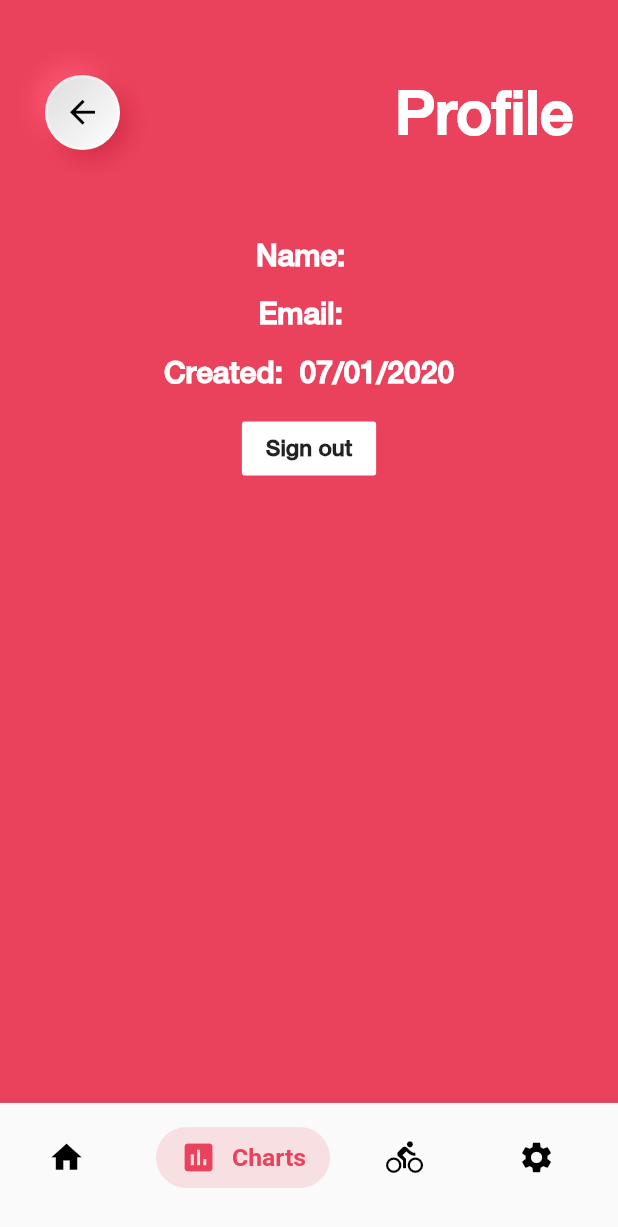
After one commit to aaniish/SmartMS3, a Flutter app: the screen it shows once a user with an empty profile is signed in, item 2 of the bottom bar chosen, after a tap on the "person" icon, on a phone screen of 412 x 824 dp. The commit adds this screen. Shown: the top 1227 px of the screen. Run offline on Flutter 3.47's test engine with Material 2 defaults, Android fonts, the light colour scheme and no system bars; drawn by our look-alikes of clay_containers; our stand-ins replace auto_size_text, cloud_firestore, firebase_auth, fl_chart, flutter_blue; missing offline and left inert: date_time_format, flutter_rounded_progress_bar, oscilloscope; accounts and stored records are empty.

Commit message:
profile page

```diff
--- a/lib/pages/datadisplay_page.dart
+++ b/lib/pages/datadisplay_page.dart
@@ -22,7 +22,7 @@ class SensorPage extends StatefulWidget {
 
 class _SensorPageState extends State<SensorPage> {
   List<double> emgData = [619, 620, 619, 620, 619, 619, 620, 619, 620, 619, 619, 620, 619, 619, 620, 619, 620, 619, 619, 620, 617, 616, 619, 617, 619, 610, 619, 612, 616, 616, 616, 613, 616, 618, 429, 435, 422, 424, 411, 384, 374, 317, 387, 423];
-  List<int> test = [462];
+  List<int> test = [26,1,0,0];
   final dateTime = new DateTime.now();
 
   String _dataParser(List<int> dataFromDevice) {
@@ -86,8 +86,9 @@ class _SensorPageState extends State<SensorPage> {
         'Muscle Group': muscleGroup
       });
     }
-
-    var currentValue = (test).toString();
+    String num = "980";
+    var c = utf8.encode(num);
+    var currentValue = _dataParser(c);
 
     return WillPopScope(
       onWillPop: () async => true,
--- a/lib/pages/homepage_screen.dart
+++ b/lib/pages/homepage_screen.dart
@@ -2,6 +2,7 @@ import 'package:clay_containers/clay_containers.dart';
 import 'package:flutter/material.dart';
 import 'package:smart_ms3/pages/bluetooth/mainBluetooth.dart';
 import 'package:smart_ms3/pages/charts_page.dart';
+import 'package:smart_ms3/pages/userProfile.dart';
 import 'package:smart_ms3/services/auth_service.dart';
 import 'package:smart_ms3/widgets/provider_widget.dart';
 
@@ -9,6 +10,18 @@ const Color redColor = const Color(0xFFEA425C);
 const Color lightRed = const Color(0xCCFF3E4D);
 const Color navColor = const Color(0xFFffebef);
 
+class Homepage extends StatelessWidget {
+  @override
+  Widget build(BuildContext context) {
+    return new MaterialApp(
+      debugShowCheckedModeBanner: false,
+      routes: <String, WidgetBuilder>{
+        '/profile': (BuildContext context) => ProfileView(),
+      },
+      home: HomepageScreen(),
+    );
+  }
+}
 
 class HomepageScreen extends StatelessWidget {
   @override
@@ -52,36 +65,6 @@ class HomepageScreen extends StatelessWidget {
                             fontFamily: 'HelveticaNeue',
                             fontWeight: FontWeight.bold,
                             fontSize: 20,
-                          ),
-                        ),
-                        Padding(
-                          padding: const EdgeInsets.only(left: 30),
-                          child: FlatButton(
-                            color: Colors.white,
-                            textColor: Colors.black,
-                            disabledColor: Colors.grey,
-                            disabledTextColor: Colors.black,
-                            padding: EdgeInsets.all(10.0),
-                            splashColor: Colors.grey,
-                            onPressed: () async {
-                                clearEmg();
-                                AuthService auth = Provider.of(context).auth;
-                                await auth.signOut();
-                                print("Signed Out!");
-                            },
-                            shape: RoundedRectangleBorder(
-                                borderRadius: BorderRadius.circular(18.0),
-                                side: BorderSide(color: Colors.red)),
-                            child: Row(
-                              children: <Widget>[
-                                Text(
-                                  "Sign out",
-                                  style: TextStyle(
-                                      fontFamily: 'HelveticaNeue',
-                                      fontSize: width * 0.03),
-                                )
-                              ],
-                            ),
                           ),
                         ),
                       ],
@@ -250,8 +233,10 @@ class HomepageScreen extends StatelessWidget {
 }
 
 class _AppBar extends StatelessWidget {
+
   @override
   Widget build(BuildContext context) {
+
     return Padding(
       padding: const EdgeInsets.symmetric(horizontal: 30),
       child: Row(
@@ -277,7 +262,12 @@ class _AppBar extends StatelessWidget {
                   border: Border.all(
                       color: Colors.white.withOpacity(0.3), width: 2),
                   borderRadius: BorderRadius.all(Radius.circular(25))),
-              child: Icon(Icons.menu, color: Colors.black, size: 25),
+              child: IconButton(
+                icon: Icon(Icons.person, color: Colors.black, size: 25),
+                onPressed: () {
+                  Navigator.of(context).pushNamed('/profile');
+                },
+              ),
             ),
           ),
         ],
--- a/lib/pages/mainChartsPage.dart
+++ b/lib/pages/mainChartsPage.dart
@@ -1,13 +1,11 @@
 import 'package:clay_containers/clay_containers.dart';
-import 'package:fl_chart/fl_chart.dart';
 import 'package:flutter/material.dart';
 import 'package:flutter_rounded_progress_bar/flutter_rounded_progress_bar.dart';
 import 'package:flutter_rounded_progress_bar/rounded_progress_bar_style.dart';
 import 'package:smart_ms3/pages/bluetooth/mainBluetooth.dart';
 import 'package:smart_ms3/pages/charts_page.dart';
 import 'package:smart_ms3/pages/datadisplay_page.dart';
-import 'package:cloud_firestore/cloud_firestore.dart';
-import 'package:smart_ms3/widgets/provider_widget.dart';
+import 'package:smart_ms3/pages/userProfile.dart';
 
 const Color redColor = const Color(0xFFEA425C);
 const Color iconBG = const Color(0x11647082);
@@ -22,7 +20,7 @@ class ChartsPageTwo extends StatelessWidget {
         '/bluetooth': (BuildContext context) => FlutterBlueApp(),
         '/data': (BuildContext context) => SensorPage(),
         '/charts': (BuildContext context) => ChartsPageTwo(),
-        '/list': (BuildContext context) => ChartsPage(),
+        '/profile': (BuildContext context) => ProfileView(),
       },
       home: ChartspageScreenTwo(),
     );
@@ -177,7 +175,12 @@ class _AppBar extends StatelessWidget {
                   border: Border.all(
                       color: Colors.white.withOpacity(0.3), width: 2),
                   borderRadius: BorderRadius.all(Radius.circular(25))),
-              child: Icon(Icons.menu, color: Colors.black, size: 25),
+              child: IconButton(
+                icon: Icon(Icons.person, color: Colors.black, size: 25),
+                onPressed: () {
+                  Navigator.of(context).pushNamed('/profile');
+                },
+              ),
             ),
           ),
         ],
--- a/lib/pages/navigation/bottom_navigation.dart
+++ b/lib/pages/navigation/bottom_navigation.dart
@@ -42,7 +42,7 @@ class _BottomBarNavigationState
   int _selectedBarIndex = 0;
 
   final tabs = [
-    HomepageScreen(),
+    Homepage(),
     ChartsPageTwo(),
   ];
   @override
--- /dev/null
+++ b/lib/pages/userProfile.dart
@@ -0,0 +1,148 @@
+import 'package:clay_containers/clay_containers.dart';
+import 'package:clay_containers/widgets/clay_containers.dart';
+import 'package:flutter/material.dart';
+import 'package:intl/intl.dart';
+import 'package:smart_ms3/pages/charts_page.dart';
+import 'package:smart_ms3/services/auth_service.dart';
+import 'package:smart_ms3/widgets/provider_widget.dart';
+
+const Color redColor = const Color(0xFFEA425C);
+
+class ProfileView extends StatelessWidget {
+  @override
+  Widget build(BuildContext context) {
+    final width = MediaQuery.of(context).size.width;
+    final height = MediaQuery.of(context).size.height;
+
+    return Scaffold(
+      body: SingleChildScrollView(
+          child: Container(
+        height: height,
+        color: redColor,
+        child: Column(
+          children: <Widget>[
+            SizedBox(
+              height: 50,
+            ),
+            _AppBar(),
+            SizedBox(
+              height: 50,
+            ),
+            FutureBuilder(
+              future: Provider.of(context).auth.getCurrentUser(),
+              builder: (context, snapshot) {
+                if (snapshot.connectionState == ConnectionState.done) {
+                  return displayUserInformation(context, snapshot);
+                } else {
+                  return CircularProgressIndicator();
+                }
+              },
+            ),
+            Padding(
+              padding: const EdgeInsets.all(8.0),
+              child: FlatButton(
+                color: Colors.white,
+                onPressed: () async {
+                    clearEmg();
+                    AuthService auth = Provider.of(context).auth;
+                    await auth.signOut();
+                    print("Signed Out!");
+                  },
+                child: Text(
+                   "Sign out",
+                        style: TextStyle(
+                            fontFamily: 'HelveticaNeue', fontSize: 15, fontWeight: FontWeight.bold),
+                )
+              ),
+            )
+
+          ],
+        ),
+      )),
+    );
+  }
+
+  Widget displayUserInformation(context, snapshot) {
+    final user = snapshot.data;
+
+    return Column(
+      children: <Widget>[
+        Padding(
+          padding: const EdgeInsets.all(8.0),
+          child: Text(
+            "Name:  ${user.displayName}",
+            style: TextStyle(
+                fontFamily: 'HelveticaNeue',
+                fontWeight: FontWeight.bold,
+                fontSize: 20,
+                color: Colors.white),
+          ),
+        ),
+        Padding(
+          padding: const EdgeInsets.all(8.0),
+          child: Text(
+            "Email:  ${user.email}",
+            style: TextStyle(
+                fontFamily: 'HelveticaNeue',
+                fontWeight: FontWeight.bold,
+                fontSize: 20,
+                color: Colors.white),
+          ),
+        ),
+        Padding(
+          padding: const EdgeInsets.all(8.0),
+          child: Text(
+            "Created:  ${DateFormat('MM/dd/yyyy').format(user.metadata.creationTime)}",
+            style: TextStyle(
+                fontFamily: 'HelveticaNeue',
+                fontWeight: FontWeight.bold,
+                fontSize: 20,
+                color: Colors.white),
+          ),
+        ),
+      ],
+    );
+  }
+}
+
+class _AppBar extends StatelessWidget {
+  @override
+  Widget build(BuildContext context) {
+    return Padding(
+      padding: const EdgeInsets.symmetric(horizontal: 30),
+      child: Row(
+        mainAxisAlignment: MainAxisAlignment.spaceBetween,
+        children: <Widget>[
+          ClayContainer(
+            height: 50,
+            width: 50,
+            depth: 20,
+            borderRadius: 25,
+            parentColor: redColor,
+            curveType: CurveType.concave,
+            child: Container(
+              decoration: BoxDecoration(
+                  border: Border.all(
+                      color: Colors.white.withOpacity(0.3), width: 2),
+                  borderRadius: BorderRadius.all(Radius.circular(25))),
+              child: IconButton(
+                icon: Icon(Icons.arrow_back, color: Colors.black, size: 25),
+                onPressed: () {
+                  Navigator.pop(context);
+                },
+              ),
+            ),
+          ),
+          Text(
+            "Profile",
+            style: TextStyle(
+                color: Colors.white,
+                fontFamily: 'HelveticaNeue',
+                fontSize: 40,
+                fontWeight: FontWeight.bold),
+          ),
+        ],
+      ),
+    );
+  }
+}
--- a/lib/services/auth_service.dart
+++ b/lib/services/auth_service.dart
@@ -14,6 +14,11 @@ class AuthService {
   // GET UID
   Future<String> getCurrentUID() async {
     return (await _firebaseAuth.currentUser()).uid;
+  }
+
+  //GET CURRENT USER
+  Future getCurrentUser() async {
+    return await _firebaseAuth.currentUser();
   }
 
   // Email & Password Sign Up
--- a/pubspec.yaml
+++ b/pubspec.yaml
@@ -38,6 +38,7 @@ dependencies:
   provider: ^4.1.3
   auto_size_text: ^2.1.0
   flutter_rounded_progress_bar: 0.1.1
+  intl: ^0.16.1
 
 dev_dependencies:
   flutter_test:
```
Also changed, not shown: pubspec.lock.
